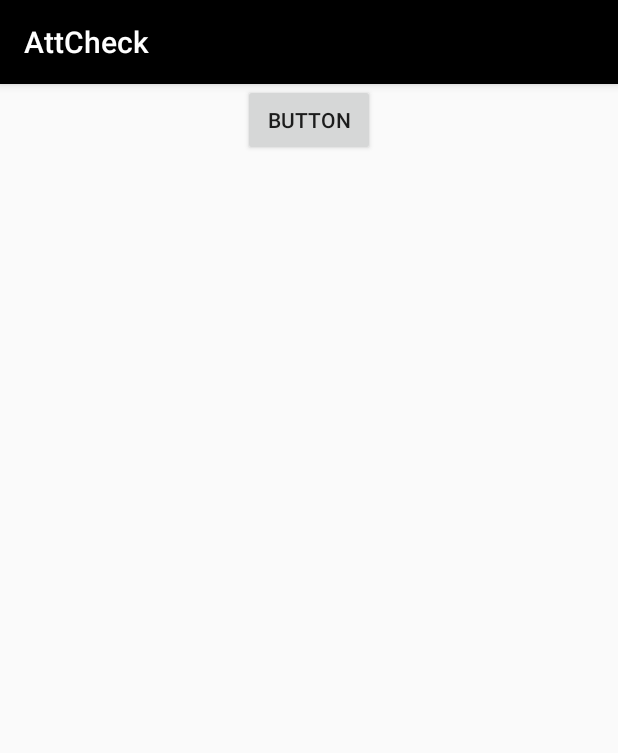
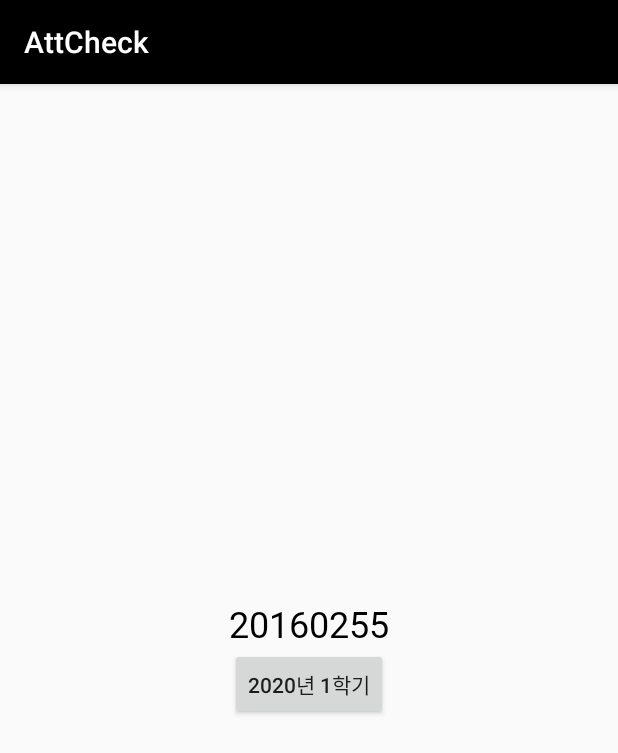
Before and after one commit to uchaan/AttCheck, an Android app: the SecondActivity screen opened directly, with no data from a screen before it, on a phone screen of 412 x 824 dp. Shown: the top 753 px of the screen. Run offline under Robolectric (Android 15) with nearby library versions, the phone set to English and light mode, and no system bars; 1 statement that could not run was skipped.

```diff
--- a/app/src/main/AndroidManifest.xml
+++ b/app/src/main/AndroidManifest.xml
@@ -13,7 +13,8 @@
         android:supportsRtl="true"
         android:theme="@style/AppTheme"
         android:usesCleartextTraffic="true">
-        <activity android:name=".ThirdActivity"></activity>
+        <activity android:name=".FourthActivity"></activity>
+        <activity android:name=".ThirdActivity" />
         <activity android:name=".SecondActivity" />
         <activity android:name=".MainActivity">
             <intent-filter>
--- a/app/src/main/java/com/example/attcheck/SecondActivity.java
+++ b/app/src/main/java/com/example/attcheck/SecondActivity.java
@@ -9,22 +9,18 @@ import android.view.View;
 import android.widget.Button;
 import android.widget.TextView;
 
-import org.json.JSONArray;
-import org.json.JSONException;
-import org.json.JSONObject;
-
 import java.io.BufferedReader;
 import java.io.IOException;
-import java.io.InputStream;
 import java.io.InputStreamReader;
 import java.net.HttpURLConnection;
 import java.net.URL;
-import java.util.ArrayList;
 
 public class SecondActivity extends AppCompatActivity {
 
     private String name;
     private TextView tvData;
+    private TextView NameText;
+    private TextView IdText;
     private Button btn;
     private String mJsonString;
 
@@ -40,6 +36,7 @@ public class SecondActivity extends AppCompatActivity {
         // MainActivity 로부터 사용자 이름 가져옴.
         Intent intent = getIntent();
         name = intent.getExtras().getString("name");
+        NameText.setText(name);
 
         // 서버 url 에 사용자 이름 추가
         SERVER = SERVER + name;
@@ -113,6 +110,8 @@ public class SecondActivity extends AppCompatActivity {
     public void init(){
         tvData = (TextView) findViewById(R.id.tvdata);
         btn = (Button)findViewById(R.id.httpTest);
+        NameText = (TextView) findViewById(R.id.nameText);
+        IdText = (TextView) findViewById(R.id.studentIDText);
     }
 
 }
--- a/app/src/main/res/layout/activity_second.xml
+++ b/app/src/main/res/layout/activity_second.xml
@@ -5,20 +5,47 @@
     android:layout_width="match_parent"
     android:layout_height="match_parent"
     android:orientation="vertical"
+    android:layout_gravity="center_vertical"
+    android:gravity="center_vertical"
     tools:context=".SecondActivity">
+
+
+    <TextView
+        android:id="@+id/nameText"
+        android:layout_width="match_parent"
+        android:layout_height="wrap_content"
+        android:gravity="center"
+        android:text="None"
+        android:textColor="@color/colorPrimary"
+        android:textSize="24sp" />
+
+    <TextView
+        android:id="@+id/studentIDText"
+        android:layout_width="match_parent"
+        android:layout_height="wrap_content"
+        android:fontFamily="@font/nanumgothic"
+        android:gravity="center"
+        android:text="20160255"
+        android:textColor="@color/colorPrimary"
+        android:textSize="24sp" />
 
     <Button
         android:id="@+id/httpTest"
         android:layout_width="wrap_content"
         android:layout_height="wrap_content"
         android:layout_gravity="center"
-        android:text="Button" />
+        android:text="2020년 1학기" />
 
     <TextView
         android:id="@+id/tvdata"
         android:layout_width="match_parent"
         android:layout_height="wrap_content"
+        android:fontFamily="@font/nanumgothic"
         android:gravity="center"
-        />
+        android:text="none"
+        android:visibility="invisible"
+        android:textColor="@color/white"
+        android:textSize="24sp" />
+
 
 </LinearLayout>
```
Also changed, not shown: app/src/main/java/com/example/attcheck/FourthActivity.java (added, +90 -0 lines), app/src/main/java/com/example/attcheck/ThirdActivity.java (+34 -6 lines), app/src/main/res/layout/activity_fourth.xml (added, +21 -0 lines).
